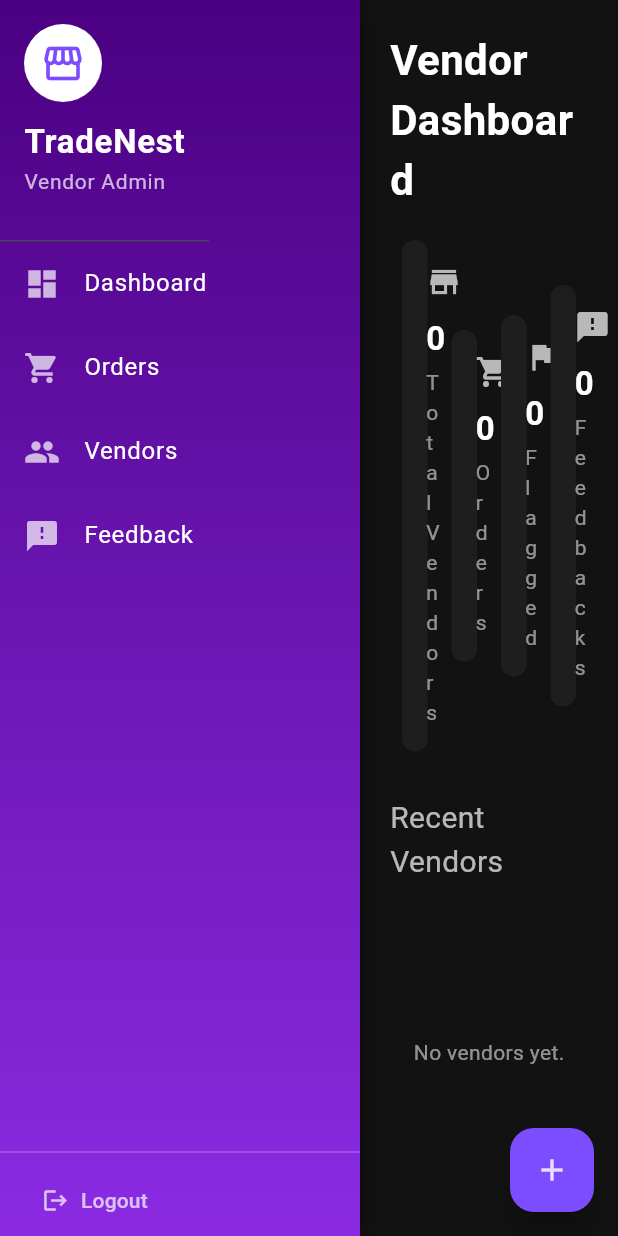
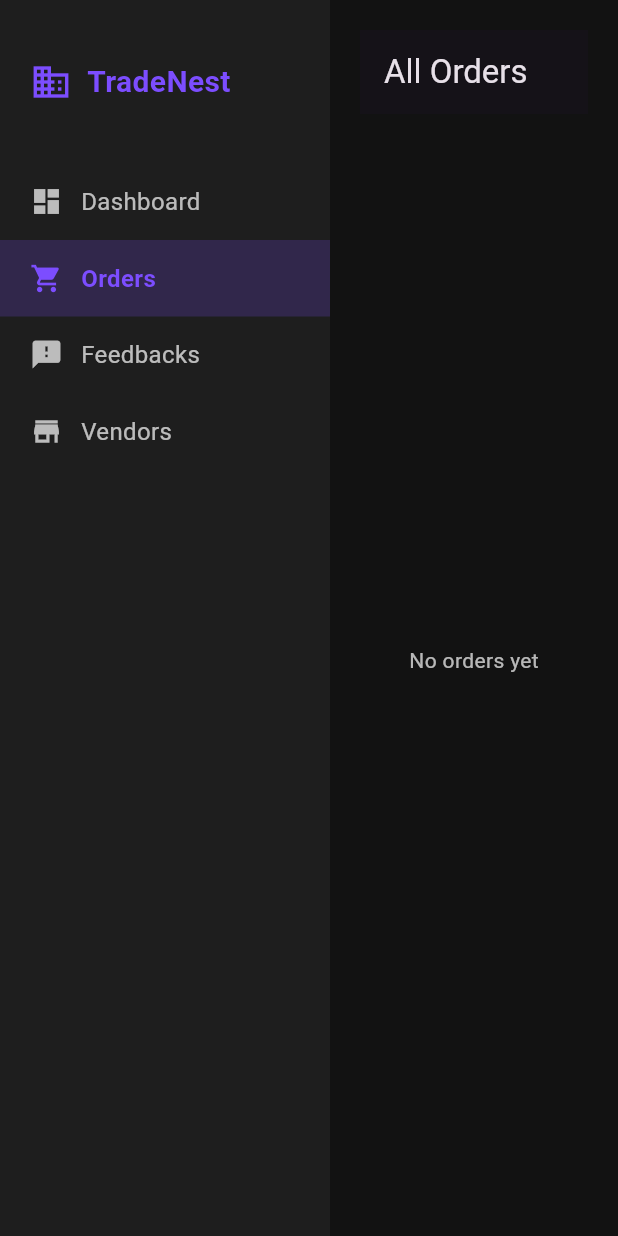
Before and after one commit to Valine25/vendor-management-app, a Flutter app: the screen it shows after launch, after a tap on "Orders", on a phone screen of 412 x 824 dp. Run offline on Flutter 3.47's test engine with Material 3 defaults, Android fonts, the phone set to English and light mode, and no system bars.

Commit message:
Completed frontend

```diff
--- a/lib/screens/dashboard_screen.dart
+++ b/lib/screens/dashboard_screen.dart
@@ -2,6 +2,9 @@ import 'package:flutter/material.dart';
 import '../models/vendor.dart';
 import 'vendor_detail_screen.dart';
 import 'add_vendor_screen.dart';
+import 'vendor_list_screen.dart';
+import 'order_list_screen.dart';
+import 'feedback_list_screen.dart';
 import '../widgets/custom_sidebar.dart';
 
 class DashboardScreen extends StatefulWidget {
@@ -11,6 +14,7 @@ class DashboardScreen extends StatefulWidget {
 
 class _DashboardScreenState extends State<DashboardScreen> {
   List<Vendor> vendors = [];
+  int selectedTab = 0;
 
   void addVendor(Vendor vendor) {
     setState(() {
@@ -28,14 +32,44 @@ class _DashboardScreenState extends State<DashboardScreen> {
       backgroundColor: Color(0xFF121212),
       body: Row(
         children: [
-          // Sidebar
-          CustomSidebar(),
-
-          // Main Content
+          CustomSidebar(
+            selectedIndex: selectedTab,
+            onTap: (index) {
+              setState(() {
+                selectedTab = index;
+              });
+            },
+          ),
           Expanded(
             child: Padding(
               padding: const EdgeInsets.all(20),
-              child: Column(
+              child: getCurrentTab(),
+            ),
+          ),
+        ],
+      ),
+      floatingActionButton: selectedTab == 3
+          ? FloatingActionButton(
+              backgroundColor: Colors.deepPurpleAccent,
+              onPressed: () async {
+                final result = await Navigator.push(
+                  context,
+                  MaterialPageRoute(builder: (_) => AddVendorScreen()),
+                );
+                if (result != null && result is Vendor) {
+                  addVendor(result);
+                }
+              },
+              child: Icon(Icons.add),
+              tooltip: "Add Vendor",
+            )
+          : null,
+    );
+  }
+
+  Widget getCurrentTab() {
+    if (selectedTab == 0) {
+      return Column(
         crossAxisAlignment: CrossAxisAlignment.start,
         children: [
           Text(
@@ -47,40 +81,20 @@ class _DashboardScreenState extends State<DashboardScreen> {
             ),
           ),
           SizedBox(height: 20),
-
-                  // Metrics
           Row(
             mainAxisAlignment: MainAxisAlignment.spaceBetween,
             children: [
-                      dashboardCard(
-                        "Total Vendors",
-                        vendors.length.toString(),
-                        Icons.store,
-                      ),
-                      dashboardCard(
-                        "Orders",
-                        orderCount.toString(),
-                        Icons.shopping_cart,
-                      ),
-                      dashboardCard(
-                        "Flagged",
-                        flaggedCount.toString(),
-                        Icons.flag,
-                      ),
-                      dashboardCard(
-                        "Feedbacks",
-                        feedbackCount.toString(),
-                        Icons.feedback,
-                      ),
+              dashboardCard("Total Vendors", vendors.length.toString(), Icons.store),
+              dashboardCard("Orders", orderCount.toString(), Icons.shopping_cart),
+              dashboardCard("Flagged", flaggedCount.toString(), Icons.flag),
+              dashboardCard("Feedbacks", feedbackCount.toString(), Icons.feedback),
             ],
           ),
-
           SizedBox(height: 30),
           Text(
             "Recent Vendors",
             style: TextStyle(fontSize: 20, color: Colors.white70),
           ),
-
           SizedBox(height: 10),
           Expanded(
             child: vendors.isEmpty
@@ -101,28 +115,16 @@ class _DashboardScreenState extends State<DashboardScreen> {
                         ),
                         margin: EdgeInsets.symmetric(vertical: 8),
                         child: ListTile(
-                                  title: Text(
-                                    vendor.name,
-                                    style: TextStyle(color: Colors.white),
-                                  ),
-                                  subtitle: Text(
-                                    vendor.company,
-                                    style: TextStyle(color: Colors.white70),
-                                  ),
-                                  trailing: Icon(
-                                    Icons.arrow_forward_ios,
-                                    size: 16,
-                                    color: Colors.white54,
-                                  ),
+                          title: Text(vendor.name, style: TextStyle(color: Colors.white)),
+                          subtitle: Text(vendor.company, style: TextStyle(color: Colors.white70)),
+                          trailing: Icon(Icons.arrow_forward_ios, size: 16, color: Colors.white54),
                           onTap: () async {
                             final result = await Navigator.push(
                               context,
                               MaterialPageRoute(
-                                        builder: (_) =>
-                                            VendorDetailScreen(vendor: vendor),
+                                builder: (_) => VendorDetailScreen(vendor: vendor),
                               ),
                             );
-
                             if (result != null && result is Vendor) {
                               setState(() {
                                 vendors[index] = result;
@@ -135,26 +137,14 @@ class _DashboardScreenState extends State<DashboardScreen> {
                   ),
           ),
         ],
-              ),
-            ),
-          ),
-        ],
-      ),
-      floatingActionButton: FloatingActionButton(
-        backgroundColor: Colors.deepPurpleAccent,
-        onPressed: () async {
-          final result = await Navigator.push(
-            context,
-            MaterialPageRoute(builder: (_) => AddVendorScreen()),
       );
-          if (result != null && result is Vendor) {
-            addVendor(result);
+    } else if (selectedTab == 1) {
+      return OrderListScreen(vendors: vendors);
+    } else if (selectedTab == 2) {
+      return FeedbackListScreen(vendors: vendors);
+    } else {
+      return VendorListScreen(vendors: vendors);
     }
-        },
-        child: Icon(Icons.add),
-        tooltip: "Add Vendor",
-      ),
-    );
   }
 
   Widget dashboardCard(String title, String value, IconData icon) {
--- /dev/null
+++ b/lib/screens/order_list_screen.dart
@@ -0,0 +1,35 @@
+import 'package:flutter/material.dart';
+import '../models/vendor.dart';
+
+class OrderListScreen extends StatelessWidget {
+  final List<Vendor> vendors;
+
+  OrderListScreen({required this.vendors});
+
+  @override
+  Widget build(BuildContext context) {
+    final allOrders = vendors.expand((v) => v.orders).toList();
+
+    return Scaffold(
+      appBar: AppBar(title: Text("All Orders")),
+      backgroundColor: Color(0xFF121212),
+      body: allOrders.isEmpty
+          ? Center(child: Text("No orders yet", style: TextStyle(color: Colors.white70)))
+          : ListView.builder(
+              itemCount: allOrders.length,
+              itemBuilder: (context, index) {
+                final order = allOrders[index];
+                return Card(
+                  color: Color(0xFF1E1E1E),
+                  margin: EdgeInsets.all(8),
+                  child: ListTile(
+                    title: Text(order.product, style: TextStyle(color: Colors.white)),
+                    subtitle: Text("Qty: ${order.quantity}, Date: ${order.date.toLocal().toString().split(' ')[0]}", style: TextStyle(color: Colors.white70)),
+                    trailing: Text(order.status, style: TextStyle(color: Colors.deepPurpleAccent)),
+                  ),
+                );
+              },
+            ),
+    );
+  }
+}
--- a/lib/widgets/custom_sidebar.dart
+++ b/lib/widgets/custom_sidebar.dart
@@ -1,91 +1,73 @@
-
 import 'package:flutter/material.dart';
 
 class CustomSidebar extends StatelessWidget {
+  final int selectedIndex;
+  final Function(int) onTap;
+
+  CustomSidebar({required this.selectedIndex, required this.onTap});
+
   @override
   Widget build(BuildContext context) {
     return Container(
-      width: 240,
-      height: double.infinity,
-      decoration: BoxDecoration(
-        gradient: LinearGradient(
-          begin: Alignment.topCenter,
-          end: Alignment.bottomCenter,
-          colors: [
-            Color(0xFF4B0082), // Indigo Purple
-            Color(0xFF8A2BE2), // Blue Violet
-          ],
-        ),
-        boxShadow: [
-          BoxShadow(color: Colors.black45, blurRadius: 10, offset: Offset(0, 4))
-        ],
-      ),
+      width: 220,
+      color: Color(0xFF1E1E1E),
       child: Column(
         crossAxisAlignment: CrossAxisAlignment.start,
         children: [
-          DrawerHeader(
-            margin: EdgeInsets.zero,
-            padding: EdgeInsets.all(16),
-            child: Column(
-              crossAxisAlignment: CrossAxisAlignment.start,
+          SizedBox(height: 40),
+          Padding(
+            padding: const EdgeInsets.symmetric(horizontal: 20),
+            child: Row(
               children: [
-                CircleAvatar(
-                  radius: 26,
-                  backgroundColor: Colors.white,
-                  child: Icon(Icons.storefront, size: 30, color: Colors.deepPurpleAccent),
-                ),
-                SizedBox(height: 10),
+                Icon(Icons.business, color: Colors.deepPurpleAccent, size: 28),
+                SizedBox(width: 10),
                 Text(
-                  'TradeNest',
+                  "TradeNest",
                   style: TextStyle(
-                    fontSize: 22,
-                    color: Colors.white,
+                    fontSize: 20,
                     fontWeight: FontWeight.bold,
-                  ),
-                ),
-                Text(
-                  'Vendor Admin',
-                  style: TextStyle(
-                    fontSize: 14,
-                    color: Colors.white70,
+                    color: Colors.deepPurpleAccent,
                   ),
                 ),
               ],
             ),
           ),
-
-          sidebarItem(Icons.dashboard, "Dashboard"),
-          sidebarItem(Icons.shopping_cart, "Orders"),
-          sidebarItem(Icons.people, "Vendors"),
-          sidebarItem(Icons.feedback, "Feedback"),
-
-
-          Spacer(),
-
-          Divider(color: Colors.white24),
-          Padding(
-            padding: const EdgeInsets.symmetric(horizontal: 16.0),
-            child: TextButton.icon(
-              onPressed: () {},
-              icon: Icon(Icons.logout, color: Colors.white70),
-              label: Text("Logout", style: TextStyle(color: Colors.white70)),
-            ),
-          )
+          SizedBox(height: 40),
+          buildSidebarItem(0, Icons.dashboard, "Dashboard"),
+          buildSidebarItem(1, Icons.shopping_cart, "Orders"),
+          buildSidebarItem(2, Icons.feedback, "Feedbacks"),
+          buildSidebarItem(3, Icons.store, "Vendors"),
         ],
       ),
     );
   }
 
-  Widget sidebarItem(IconData icon, String label) {
-    return ListTile(
-      leading: Icon(icon, color: Colors.white70),
-      title: Text(
-        label,
-        style: TextStyle(color: Colors.white, fontSize: 16),
+  Widget buildSidebarItem(int index, IconData icon, String label) {
+    final isSelected = index == selectedIndex;
+    return InkWell(
+      onTap: () => onTap(index),
+      child: Container(
+        padding: EdgeInsets.symmetric(horizontal: 20, vertical: 14),
+        color: isSelected ? Colors.deepPurpleAccent.withOpacity(0.2) : Colors.transparent,
+        child: Row(
+          children: [
+            Icon(
+              icon,
+              color: isSelected ? Colors.deepPurpleAccent : Colors.white70,
+              size: 22,
+            ),
+            SizedBox(width: 12),
+            Text(
+              label,
+              style: TextStyle(
+                fontSize: 16,
+                color: isSelected ? Colors.deepPurpleAccent : Colors.white70,
+                fontWeight: isSelected ? FontWeight.bold : FontWeight.normal,
+              ),
+            ),
+          ],
+        ),
       ),
-      onTap: () {
-        // You can add functionality here later
-      },
     );
   }
 }
--- a/pubspec.yaml
+++ b/pubspec.yaml
@@ -58,8 +58,8 @@ flutter:
   uses-material-design: true
 
   # To add assets to your application, add an assets section, like this:
-  assets:
-    - assets/images/vendor_shop.jpg
+  # assets:
+  #   - assets/images/vendor_shop.jpg
   #   - images/a_dot_burr.jpeg
     # - images/a_dot_ham.jpeg
 
```
Also changed, not shown: lib/screens/add_order_screen.dart (+22 -15 lines), lib/screens/feedback_list_screen.dart (added, +35 -0 lines), lib/screens/vendor_list_screen.dart (added, +50 -0 lines), assets/images/vendor_shop.jpg (deleted). Lines whose indentation alone changed are shown as unchanged.
